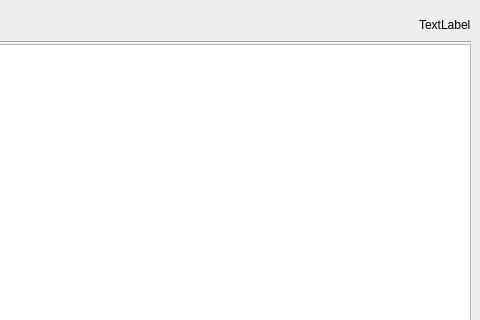
Qt form mainwindow.ui (PCSH-Chen/Monogatari_Ast) before a commit; both pictures show x 480 to 960 and y 0 to 320 of the 960 by 540 pixel window.
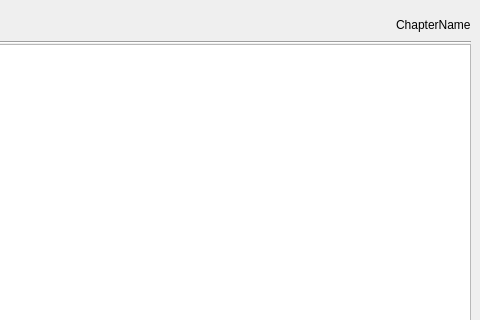
The same form after that commit. Icons and pictures are not drawn.

The edit to the form file:
```diff
--- a/mainwindow.ui
+++ b/mainwindow.ui
@@ -10,9 +10,18 @@
     <height>540</height>
    </rect>
   </property>
+  <property name="minimumSize">
+   <size>
+    <width>960</width>
+    <height>540</height>
+   </size>
+  </property>
   <property name="windowTitle">
    <string>MainWindow</string>
   </property>
+  <property name="tabShape">
+   <enum>QTabWidget::Triangular</enum>
+  </property>
   <widget class="QWidget" name="centralwidget">
    <layout class="QHBoxLayout" name="mainLayout" stretch="0,1">
     <item>
@@ -338,7 +347,7 @@
              </size>
             </property>
             <property name="text">
-             <string>TextLabel</string>
+             <string>ChapterName</string>
             </property>
            </widget>
           </item>
```
Left out of the diff: 2 changed lines with no effect on the pictures.
